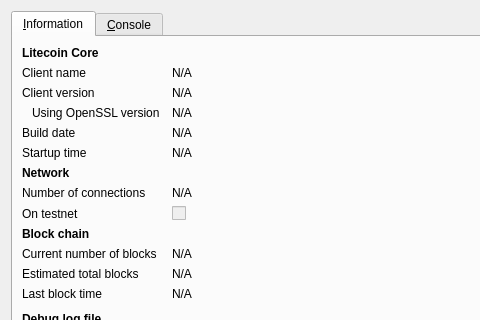
First picture: the form in src/qt/forms/rpcconsole.ui, repository dakk/soundcoin, before the edit; both pictures show x 0 to 480 and y 0 to 320 of the 740 by 450 pixel window.
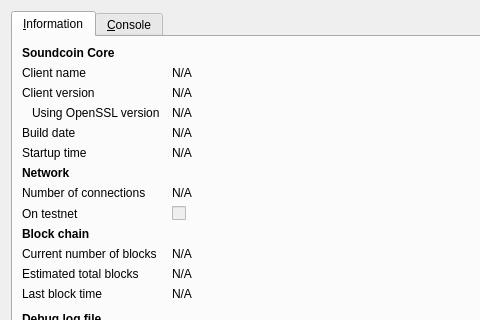
Second picture: the form after the edit. Icons and pictures are not drawn.

Diff of the .ui file:
```diff
--- a/src/qt/forms/rpcconsole.ui
+++ b/src/qt/forms/rpcconsole.ui
@@ -36,7 +36,7 @@
           </font>
          </property>
          <property name="text">
-          <string>Litecoin Core</string>
+          <string>Soundcoin Core</string>
          </property>
         </widget>
        </item>
```
Left out of the diff: 4 changed lines with no effect on the pictures.
